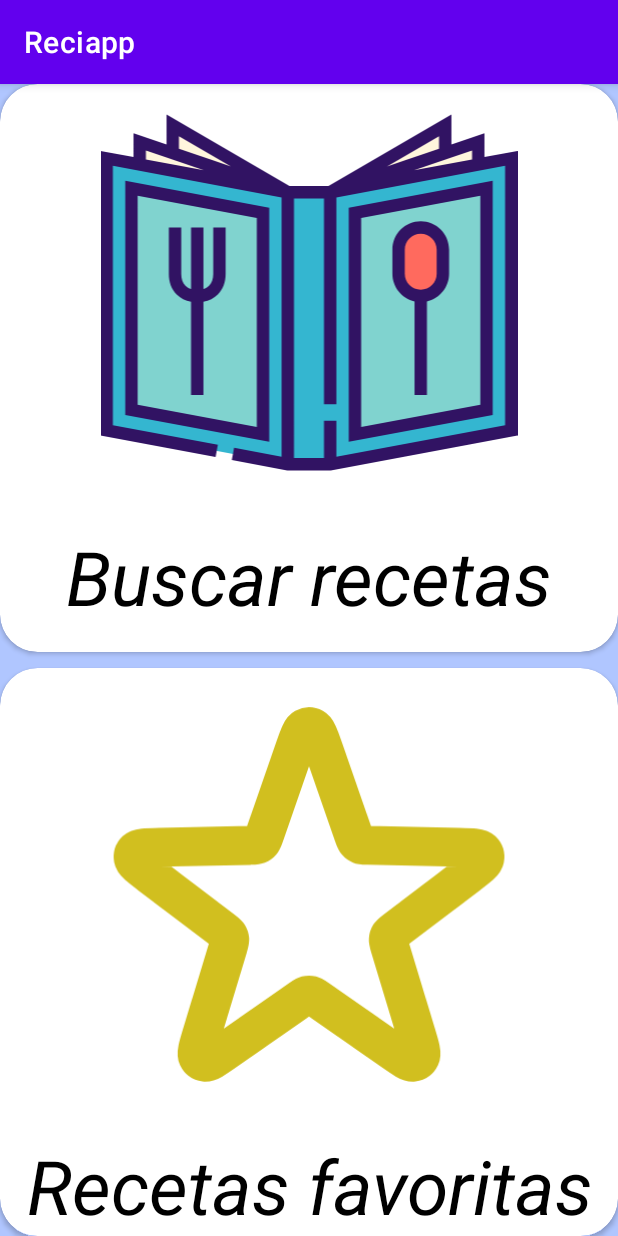
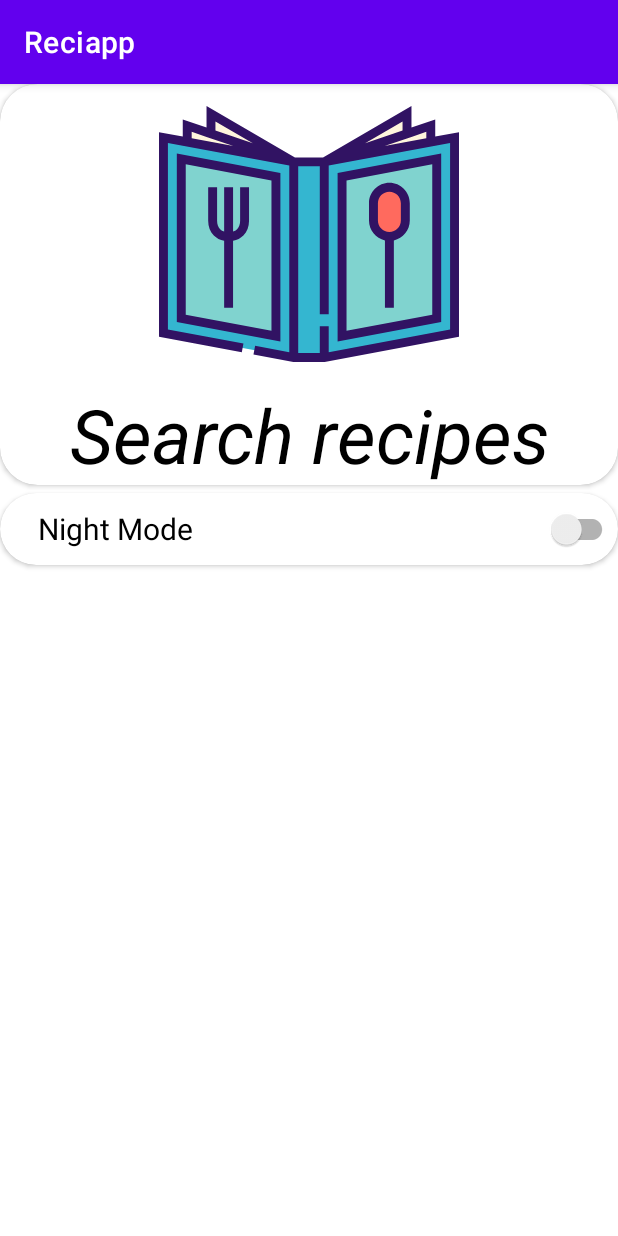
Before and after one commit to albertooofdz/Reciapp, an Android app: the screen it shows after launch (MainActivity), on a phone screen of 412 x 824 dp. Run offline under Robolectric (Android 15) with nearby library versions, the phone set to English and light mode, and no system bars.

Commit message:
Finished application, with it u can search for recipes to make, more information in the README

```diff
--- a/app/src/main/java/com/example/reciapp/activities/MainActivity.kt
+++ b/app/src/main/java/com/example/reciapp/activities/MainActivity.kt
@@ -4,32 +4,74 @@ import android.content.Intent
 import androidx.appcompat.app.AppCompatActivity
 import android.os.Bundle
 import android.widget.LinearLayout
+import androidx.appcompat.app.AppCompatDelegate
 import com.example.reciapp.R
+import com.example.reciapp.data.SessionManager
 import com.example.reciapp.databinding.ActivityMainBinding
 
 class MainActivity : AppCompatActivity() {
-
+    private lateinit var sessionManager: SessionManager
     private lateinit var binding:ActivityMainBinding
     override fun onCreate(savedInstanceState: Bundle?) {
         super.onCreate(savedInstanceState)
         binding=ActivityMainBinding.inflate(layoutInflater)
         setContentView(binding.root)
+        sessionManager= SessionManager(this)
+        binding.darkModeSW.setOnCheckedChangeListener{ _ , isSelected ->
+            if (isSelected){
 
+                enableDarkMode()
+
+            } else{
+
+                disableDarkMode()
+
+            }
+
+        }
+        if(sessionManager.getUserModeState()){
+            enableDarkMode()
+
+
+        }
+
+        else{
+            disableDarkMode()
+        }
         initView()
+
+
+
+    }
+
+    private fun enableDarkMode() {
+        AppCompatDelegate.setDefaultNightMode(AppCompatDelegate.MODE_NIGHT_YES)
+        delegate.applyDayNight()
+        sessionManager.setUserModeState(true)
+        binding.darkModeSW.isChecked = true
+
+
+    }
+
+    private fun disableDarkMode() {
+        AppCompatDelegate.setDefaultNightMode(AppCompatDelegate.MODE_NIGHT_NO)
+        delegate.applyDayNight()
+        sessionManager.setUserModeState(false)
+        binding.darkModeSW.isChecked = false
 
     }
 
     fun initView(){
+
+
         binding.allRecipesLL.setOnClickListener{
 
             val intent = Intent(this@MainActivity, ListActivity::class.java)
             startActivity(intent)
 
-        binding.favRecipesLL.setOnClickListener{
 
-            val intent = Intent(this@MainActivity, FavouriteActivity::class.java)
-            startActivity(intent)
-        }
+
+
         }
 
     }
--- a/app/src/main/java/com/example/reciapp/data/Recipe.kt
+++ /dev/null
@@ -1,4 +0,0 @@
-package com.example.reciapp.data
-
-class Recipe {
-}
--- /dev/null
+++ b/app/src/main/java/com/example/reciapp/data/SessionManager.kt
@@ -0,0 +1,20 @@
+package com.example.reciapp.data
+
+import android.content.Context
+import android.content.SharedPreferences
+
+class SessionManager (context: Context){
+    private var prefs:SharedPreferences=
+        context.getSharedPreferences("night_mode", Context.MODE_PRIVATE)
+        companion object{
+        const val USER_MODE_STATE="user_mode_state"}
+
+    fun setUserModeState(isChanged:Boolean){
+        val editor=prefs.edit()
+        editor.putBoolean(USER_MODE_STATE,isChanged)
+        editor.apply()
+    }
+    fun getUserModeState():Boolean{
+        return prefs.getBoolean(USER_MODE_STATE,false)
+    }
+}
--- a/app/src/main/res/layout/activity_main.xml
+++ b/app/src/main/res/layout/activity_main.xml
@@ -5,33 +5,34 @@
     android:layout_width="match_parent"
     android:layout_height="match_parent"
     tools:context=".activities.MainActivity"
-    android:orientation="vertical"
-    android:background="@color/material_dynamic_primary80">
+    android:orientation="vertical">
 
 
     <androidx.cardview.widget.CardView
         android:layout_width="match_parent"
-        android:layout_height="match_parent"
-        android:layout_weight="1"
-        app:cardCornerRadius="25sp"
+        android:layout_height="wrap_content"
+        app:cardCornerRadius="25dp"
+
         android:layout_marginBottom="5dp">
+
         <LinearLayout
             android:id="@+id/allRecipesLL"
             android:layout_width="match_parent"
-            android:layout_height="match_parent"
+            android:layout_height="wrap_content"
             android:orientation="vertical"
             android:clickable="true"
-            android:focusable="true">
+            android:focusable="true"
+            >
         <ImageView
             android:layout_width="match_parent"
             android:layout_height="wrap_content"
             android:src="@drawable/ic_recipebook"
-            android:layout_weight="6"/>
+            />
         <TextView
             android:layout_width="match_parent"
             android:layout_height="wrap_content"
-            android:layout_weight="2.5"
-            android:text="Buscar recetas"
+
+            android:text="@string/search_recipes"
             android:gravity="center"
             android:textSize="50sp"
             android:textColor="@color/black"
@@ -39,40 +40,24 @@
 
         </LinearLayout>
     </androidx.cardview.widget.CardView>
+    <androidx.cardview.widget.CardView
+        android:layout_width="match_parent"
+        android:layout_height="wrap_content"
+        app:cardCornerRadius="25dp">
+        <androidx.appcompat.widget.SwitchCompat
+            android:layout_width="match_parent"
+            android:layout_height="wrap_content"
+            android:text="@string/night_mode"
+            android:gravity="center|start"
+            android:textSize="20sp"
+            android:layout_marginStart="25dp"
+            android:id="@+id/darkModeSW"/>
+
+
+    </androidx.cardview.widget.CardView>
 
 
 
-    <androidx.cardview.widget.CardView
-        android:layout_width="match_parent"
-        android:layout_height="match_parent"
-        android:backgroundTint="@color/white"
-        app:cardCornerRadius="25sp"
-        android:layout_weight="1"
-        android:layout_marginTop="5dp"
-        >
-        <LinearLayout
-            android:id="@+id/favRecipesLL"
-            android:layout_width="match_parent"
-            android:layout_height="match_parent"
-            android:orientation="vertical"
-            android:clickable="true"
-            android:focusable="true">
 
-        <ImageView
-            android:layout_width="match_parent"
-            android:layout_height="wrap_content"
-            android:src="@drawable/ic_favourite"
-            android:layout_weight="6"/>
-        <TextView
-            android:layout_width="match_parent"
-            android:layout_height="wrap_content"
-            android:text="Recetas favoritas"
-            android:textColor="@color/black"
-            android:textSize="50sp"
-            android:textStyle="italic"
-            android:gravity="center"/>
-
-        </LinearLayout>
-    </androidx.cardview.widget.CardView>
 
 </LinearLayout>
--- a/app/src/main/res/values/colors.xml
+++ b/app/src/main/res/values/colors.xml
@@ -8,4 +8,5 @@
     <color name="black">#FF000000</color>
     <color name="white">#FFFFFFFF</color>
     <color name="favourite">#B6A828</color>
+    <color name="blue">#03A9F4</color>
 </resources>
--- a/app/src/main/res/values/strings.xml
+++ b/app/src/main/res/values/strings.xml
@@ -1,3 +1,7 @@
 <resources>
     <string name="app_name">Reciapp</string>
+    <string name="search_recipes">Search recipes</string>
+    <string name="night_mode">Night Mode</string>
+    <string name="ingredients">Ingredients</string>
+    <string name="instructions">Instructions</string>
 </resources>
```
Also changed, not shown: app/src/main/java/com/example/reciapp/activities/DetailRecipeActivity.kt (+1 -18 lines), app/src/main/java/com/example/reciapp/activities/FavouriteActivity.kt (deleted, +0 -29 lines), app/src/main/res/layout/activity_detail_recipe.xml (+11 -19 lines), app/src/main/res/layout/activity_favourite.xml (deleted, +0 -14 lines), app/src/main/res/layout/item_list.xml (+5 -2 lines), 2 other files.
